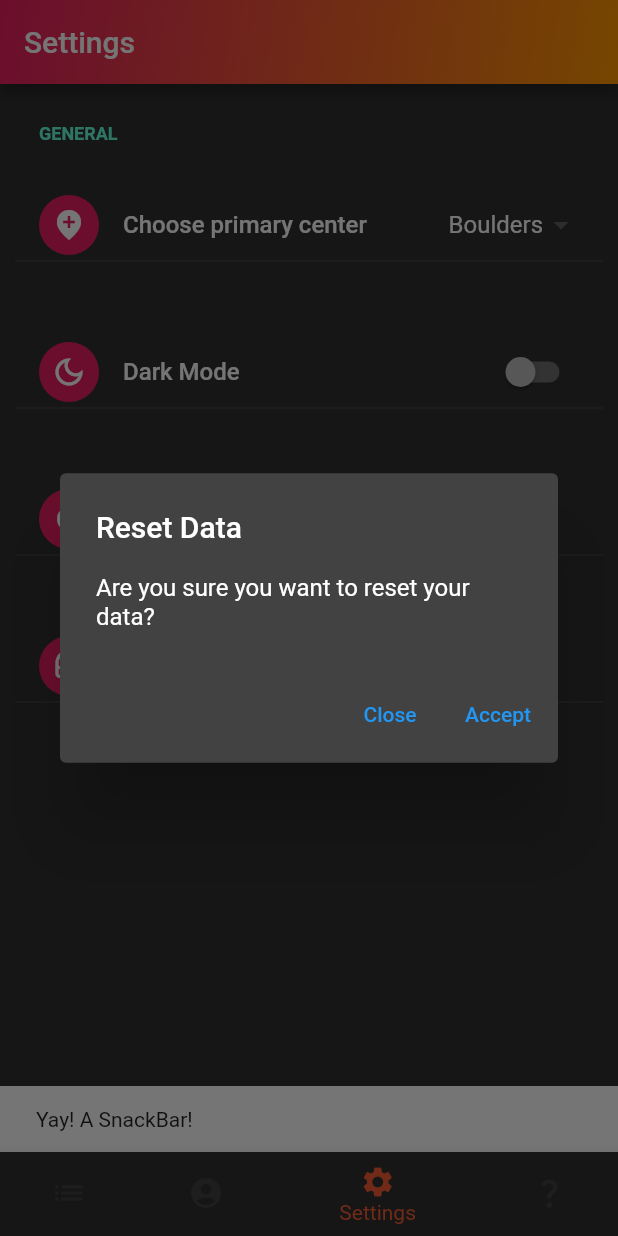
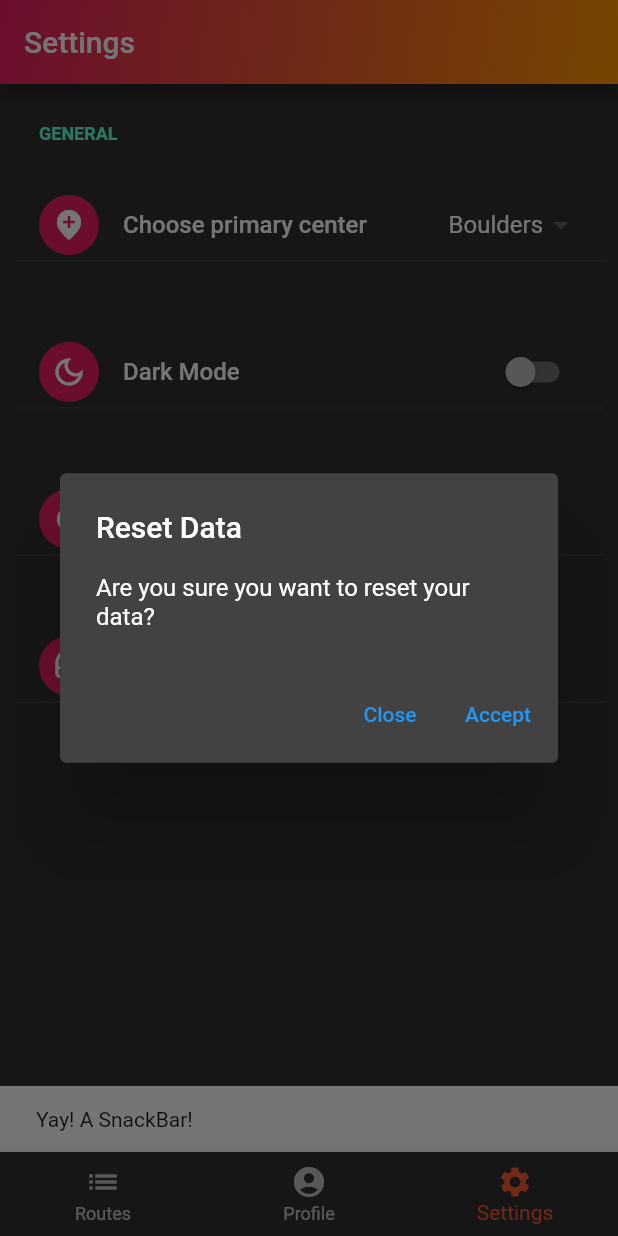
Before and after one commit to Skysub/climb.it, a Flutter app: the screen it shows after launch, item 3 of the bottom bar chosen, after a tap on "Reset Data", on a phone screen of 412 x 824 dp. Run offline on Flutter 3.47's test engine with Material 2 defaults, Android fonts, the phone set to English and light mode, and no system bars; drawn by our look-alikes of flutter_settings_screens; our stand-ins replace cached_network_image, firebase_core, firebase_database, flutter_phoenix; accounts and stored records are empty.

```diff
--- a/lib/main.dart
+++ b/lib/main.dart
@@ -1,5 +1,4 @@
 import 'package:climb_it/main_app_bar.dart';
-import 'package:climb_it/route.dart';
 import 'package:firebase_core/firebase_core.dart';
 import 'package:flutter/material.dart';
 import 'package:flutter_settings_screens/flutter_settings_screens.dart';
@@ -64,7 +63,6 @@ class _HomeState extends State<Home> {
         appBar: MainAppBar(barTitle: 'Settings'),
         body: SettingsPage(),
       ),
-      RoutePage(),
     ];
   }
 
@@ -87,10 +85,7 @@ class _HomeState extends State<Home> {
           BottomNavigationBarItem(icon: Icon(Icons.list), label: 'Routes'),
           BottomNavigationBarItem(
               icon: Icon(Icons.account_circle), label: 'Profile'),
-          BottomNavigationBarItem(
-              icon: Icon(Icons.settings), label: 'Settings'),
-          BottomNavigationBarItem(
-              icon: Icon(Icons.question_mark_rounded), label: 'temp route'),
+          BottomNavigationBarItem(icon: Icon(Icons.settings), label: 'Settings')
         ],
         currentIndex: _selectedIndex,
         selectedItemColor: bottomColors[_selectedIndex],
--- a/lib/route.dart
+++ /dev/null
@@ -1,92 +0,0 @@
-import 'package:climb_it/main_app_bar.dart';
-import 'package:flutter/material.dart';
-import 'package:video_player/video_player.dart';
-
-class RoutePage extends StatefulWidget {
-  RoutePage() : super();
-
-  final String title = "Routes 4";
-
-  @override
-  _RoutePageState createState() => _RoutePageState();
-}
-
-class _RoutePageState extends State<RoutePage> {
-  late VideoPlayerController _controller;
-  late Future<void> _initializeVideoPlayerFuture;
-
-  @override
-  void initState() {
-    _controller = VideoPlayerController.network(
-        "https://www.youtube.com/watch?v=dQw4w9WgXcQ&ab_channel=RickAstley");
-    //_controller = VideoPlayerController.asset("videos/sample_video.mp4");
-    _initializeVideoPlayerFuture = _controller.initialize();
-    _controller.setLooping(true);
-    _controller.setVolume(1.0);
-    super.initState();
-  }
-
-  @override
-  void dispose() {
-    _controller.dispose();
-    super.dispose();
-  }
-
-  @override
-  Widget build(BuildContext context) {
-    return Scaffold(
-      appBar: const MainAppBar(barTitle: 'Selected Route'),
-      body: SingleChildScrollView(
-        scrollDirection: Axis.vertical,
-        child: Padding(
-          padding: const EdgeInsets.all(15),
-          child: Column(
-            children: [
-              FittedBox(
-                fit: BoxFit.fill,
-                child: Image.asset(
-                    'boulderingrouteholder.jpg'), //Placeholder picture
-              ),
-              const SizedBox(height: 50),
-              const Align(
-                  alignment: Alignment.centerLeft, child: Text('Grade: ')),
-              //Get the grade assigned to the route
-              const Align(
-                  alignment: Alignment.centerLeft, child: Text('Tags: ')),
-              //Get the tags assigned to the route
-              const SizedBox(height: 20),
-              const Align(
-                alignment: Alignment.centerLeft,
-                child: Text('Need a hint?'),
-              ),
-              FutureBuilder(
-                future: _initializeVideoPlayerFuture,
-                builder: (content, snapshot) {
-                  if (snapshot.connectionState == ConnectionState.done) {
-                    return Center(
-                      child: AspectRatio(
-                        aspectRatio: _controller.value.aspectRatio,
-                        child: VideoPlayer(_controller),
-                      ),
-                    );
-                  } else return CircularProgressIndicator();
-                }),
-            ],
-          ),
-        ),
-      ),
-    );
-  }
-
-  Widget content() {
-    return Center(
-      child: SizedBox(
-        width: 350,
-        height: 350,
-        child: _controller.value.isInitialized
-            ? VideoPlayer(_controller)
-            : Container(),
-      ),
-    );
-  }
-}
```
Also changed, not shown: lib/gyms/gym_overview.dart (+8 -1 lines), lib/gyms/route.dart (added, +16 -0 lines).
